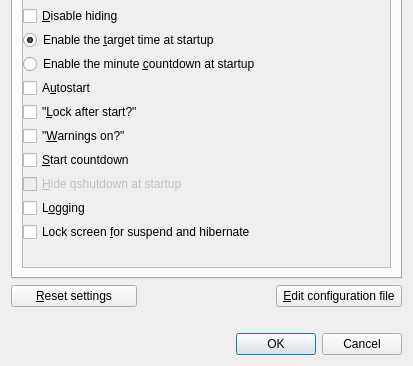
First picture: the form in qshutdown/src/ui/preferences.ui, repository hakaishi/shutdown-qapps, before the edit; both pictures show x 0 to 413 and y 293 to 659 of the 413 by 659 pixel window.
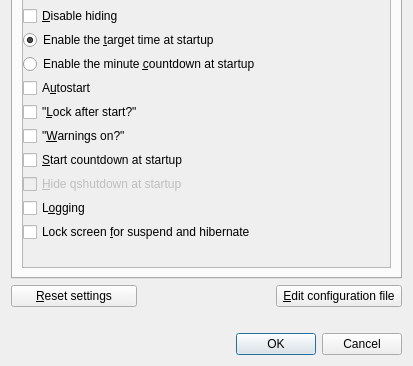
Second picture: the form after the edit. Icons and pictures are not drawn.

Commit message: updated translation; save and ok of the editor now updates the preferences window's settings

The edit to the form file:
```diff
--- a/qshutdown/src/ui/preferences.ui
+++ b/qshutdown/src/ui/preferences.ui
@@ -392,7 +392,7 @@
                 <string>Start countdown at startup</string>
                </property>
                <property name="text">
-                <string>&amp;Start countdown</string>
+                <string>&amp;Start countdown at startup</string>
                </property>
               </widget>
              </item>
```
Left out of the diff: 2 changed lines with no effect on the pictures. The commit also changes 2 other files.
